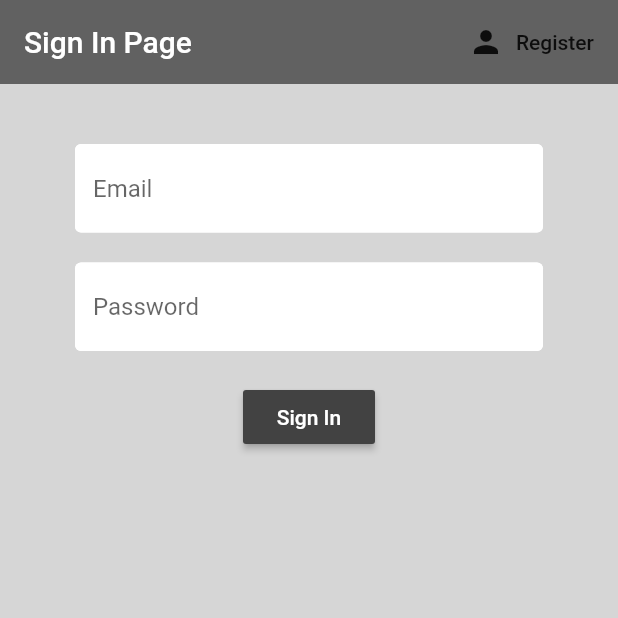
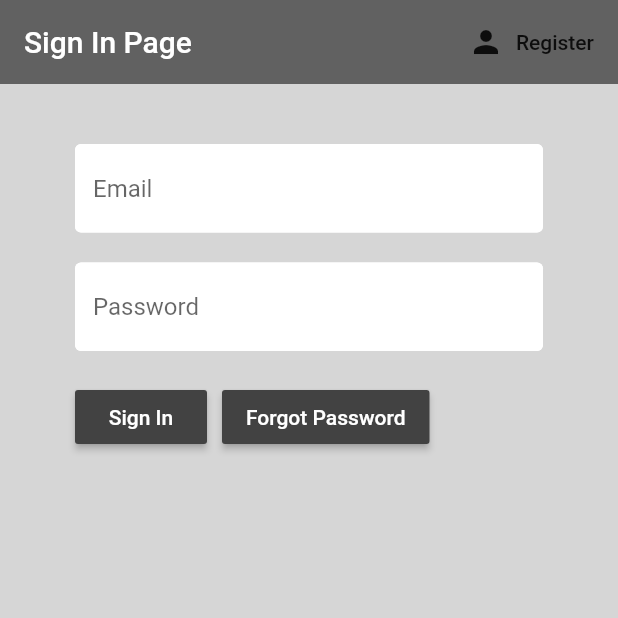
Before and after one commit to srujanjoshi/Recipe-Idea-Generator, a Flutter app: the screen it shows after launch, on a phone screen of 412 x 824 dp, the top half of it. Run offline on Flutter 3.47's test engine with Material 2 defaults, Android fonts, the phone set to English and light mode, and no system bars; our stand-ins replace firebase_auth, flutter_spinkit; accounts and stored records are empty.

Commit message:
Add Forgot Password button

```diff
--- a/lib/pages/sign_in.dart
+++ b/lib/pages/sign_in.dart
@@ -21,6 +21,15 @@ class _SignInState extends State<SignIn> {
   String email = '';
   String password = '';
   String error = '';
+
+  RaisedButton forgotPasswordButton = RaisedButton(
+      child: Text(
+          "Forgot Password",
+          style: TextStyle(color: Colors.white)
+      ),
+      color: Colors.grey[800],
+      onPressed: () {},
+  );
 
   @override
   Widget build(BuildContext context) {
@@ -64,6 +73,8 @@ class _SignInState extends State<SignIn> {
                   }
               ),
               SizedBox(height: 20),
+              Row(
+                children: [
                   RaisedButton(
                     color: Colors.grey[800],
                     child: Text(
@@ -83,6 +94,10 @@ class _SignInState extends State<SignIn> {
                       }
                     },
                   ),
+                  SizedBox(width: 10),
+                  forgotPasswordButton
+                ],
+              ),
               SizedBox(height: 12),
               Text(
                 error,
```
Lines whose indentation alone changed are shown as unchanged.
